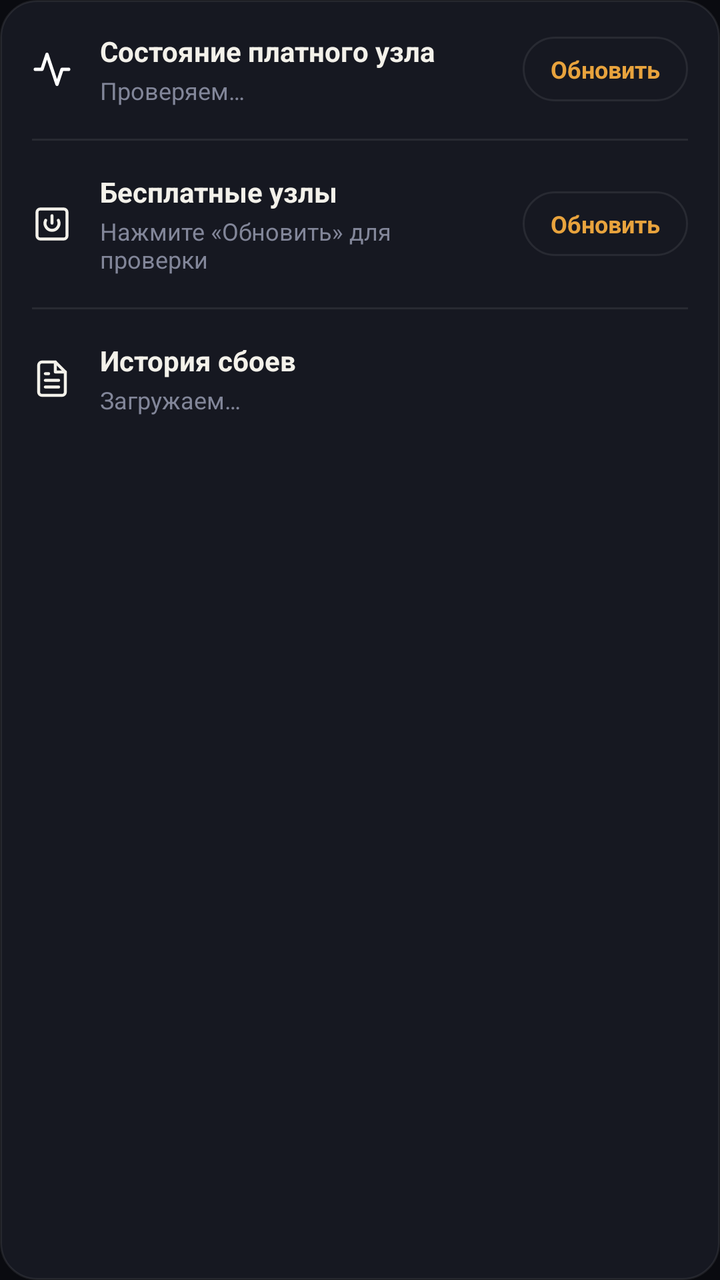
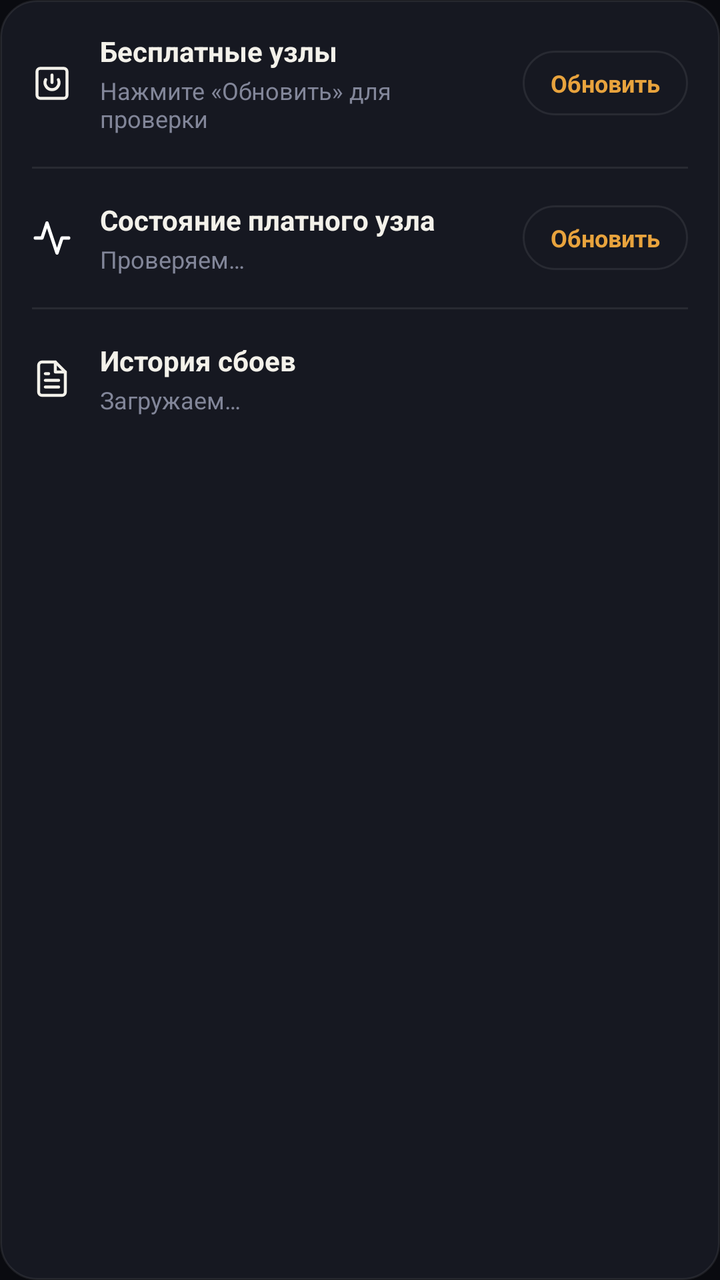

An Android layout rendered at two revisions. The XML below is the earlier revision; the diff shows what the commit changed to produce the second picture.
<!-- AndroidManifest.xml: application theme Theme.Mirage -->
<!-- res/layout/card_node_status.xml -->
<?xml version="1.0" encoding="utf-8"?>
<LinearLayout xmlns:android="http://schemas.android.com/apk/res/android"
    android:id="@+id/cardNodeStatus"
    android:layout_width="match_parent"
    android:layout_height="wrap_content"
    android:layout_marginStart="20dp"
    android:layout_marginEnd="20dp"
    android:layout_marginBottom="12dp"
    android:background="@drawable/bg_card"
    android:orientation="vertical">

    <LinearLayout
        android:layout_width="match_parent"
        android:layout_height="wrap_content"
        android:gravity="center_vertical"
        android:orientation="horizontal"
        android:padding="16dp">

        <ImageView
            android:id="@+id/ivNodeStatusIcon"
            android:layout_width="20dp"
            android:layout_height="20dp"
            android:layout_marginEnd="14dp"
            android:contentDescription="@null"
            android:src="@drawable/ic_pulse" />

        <LinearLayout
            android:layout_width="0dp"
            android:layout_height="wrap_content"
            android:layout_weight="1"
            android:orientation="vertical">

            <TextView
                android:id="@+id/tvNodeStatusTitle"
                android:layout_width="wrap_content"
                android:layout_height="wrap_content"
                android:text="@string/node_status_title"
                android:textColor="@color/ink"
                android:textSize="14sp"
                android:textStyle="bold" />

            <TextView
                android:id="@+id/tvNodeStatusState"
                android:layout_width="wrap_content"
                android:layout_height="wrap_content"
                android:layout_marginTop="2dp"
                android:text="@string/node_status_checking"
                android:textColor="@color/ink_faint"
                android:textSize="12sp" />
        </LinearLayout>

        <TextView
            android:id="@+id/tvNodeStatusAction"
            android:layout_width="wrap_content"
            android:layout_height="wrap_content"
            android:layout_marginStart="12dp"
            android:background="@drawable/bg_pill"
            android:clickable="true"
            android:focusable="true"
            android:paddingStart="14dp"
            android:paddingTop="8dp"
            android:paddingEnd="14dp"
            android:paddingBottom="8dp"
            android:text="@string/node_status_refresh"
            android:textColor="@color/accent"
            android:textSize="12sp"
            android:textStyle="bold" />
    </LinearLayout>

    <View
        android:layout_width="match_parent"
        android:layout_height="1dp"
        android:layout_marginStart="16dp"
        android:layout_marginEnd="16dp"
        android:background="@color/card_stroke" />

    <LinearLayout
        android:layout_width="match_parent"
        android:layout_height="wrap_content"
        android:gravity="center_vertical"
        android:orientation="horizontal"
        android:padding="16dp">

        <ImageView
            android:id="@+id/ivFreeNodesIcon"
            android:layout_width="20dp"
            android:layout_height="20dp"
            android:layout_marginEnd="14dp"
            android:contentDescription="@null"
            android:src="@drawable/ic_tile" />

        <LinearLayout
            android:layout_width="0dp"
            android:layout_height="wrap_content"
            android:layout_weight="1"
            android:orientation="vertical">

            <TextView
                android:id="@+id/tvFreeNodesTitle"
                android:layout_width="wrap_content"
                android:layout_height="wrap_content"
                android:text="@string/free_nodes_title"
                android:textColor="@color/ink"
                android:textSize="14sp"
                android:textStyle="bold" />

            <TextView
                android:id="@+id/tvFreeNodesState"
                android:layout_width="wrap_content"
                android:layout_height="wrap_content"
                android:layout_marginTop="2dp"
                android:text="@string/free_nodes_tap_to_check"
                android:textColor="@color/ink_faint"
                android:textSize="12sp" />
        </LinearLayout>

        <TextView
            android:id="@+id/tvFreeNodesAction"
            android:layout_width="wrap_content"
            android:layout_height="wrap_content"
            android:layout_marginStart="12dp"
            android:background="@drawable/bg_pill"
            android:clickable="true"
            android:focusable="true"
            android:paddingStart="14dp"
            android:paddingTop="8dp"
            android:paddingEnd="14dp"
            android:paddingBottom="8dp"
            android:text="@string/node_status_refresh"
            android:textColor="@color/accent"
            android:textSize="12sp"
            android:textStyle="bold" />
    </LinearLayout>

    <View
        android:layout_width="match_parent"
        android:layout_height="1dp"
        android:layout_marginStart="16dp"
        android:layout_marginEnd="16dp"
        android:background="@color/card_stroke" />

    <LinearLayout
        android:id="@+id/rowNodeHistory"
        android:layout_width="match_parent"
        android:layout_height="wrap_content"
        android:background="@android:color/transparent"
        android:clickable="true"
        android:focusable="true"
        android:gravity="center_vertical"
        android:orientation="horizontal"
        android:padding="16dp">

        <ImageView
            android:id="@+id/ivNodeHistoryIcon"
            android:layout_width="20dp"
            android:layout_height="20dp"
            android:layout_marginEnd="14dp"
            android:contentDescription="@null"
            android:src="@drawable/ic_file_text" />

        <LinearLayout
            android:layout_width="0dp"
            android:layout_height="wrap_content"
            android:layout_weight="1"
            android:orientation="vertical">

            <TextView
                android:id="@+id/tvNodeHistoryTitle"
                android:layout_width="wrap_content"
                android:layout_height="wrap_content"
                android:text="@string/node_history_title"
                android:textColor="@color/ink"
                android:textSize="14sp"
                android:textStyle="bold" />

            <TextView
                android:id="@+id/tvNodeHistory"
                android:layout_width="wrap_content"
                android:layout_height="wrap_content"
                android:layout_marginTop="2dp"
                android:text="@string/node_history_checking"
                android:textColor="@color/ink_faint"
                android:textSize="12sp" />
        </LinearLayout>
    </LinearLayout>
</LinearLayout>
<!-- resources referenced by this layout -->
<resources>
  <color name="accent">#E8A33D</color>
  <color name="card_stroke">#14FFFFFF</color>
  <color name="ink">#F3F1EA</color>
  <color name="ink_faint">#828699</color>
  <!-- drawable bg_card (drawable) -->
  <?xml version="1.0" encoding="utf-8"?>
  <shape xmlns:android="http://schemas.android.com/apk/res/android"
      android:shape="rectangle">
      <corners android:radius="18dp" />
      <solid android:color="@color/card" />
      <stroke
          android:width="1dp"
          android:color="@color/card_stroke" />
  </shape>
  <!-- drawable bg_pill (drawable) -->
  <?xml version="1.0" encoding="utf-8"?>
  <shape xmlns:android="http://schemas.android.com/apk/res/android"
      android:shape="rectangle">
      <corners android:radius="30dp" />
      <solid android:color="@color/card" />
      <stroke
          android:width="1dp"
          android:color="@color/card_stroke" />
  </shape>
  <!-- drawable ic_pulse (drawable) -->
  <vector xmlns:android="http://schemas.android.com/apk/res/android"
      android:width="24dp"
      android:height="24dp"
      android:viewportWidth="24"
      android:viewportHeight="24">
      <path
          android:fillColor="#00000000"
          android:pathData="M22,12h-4l-3,9L9,3l-3,9H2"
          android:strokeColor="#FFFFFF"
          android:strokeLineCap="round"
          android:strokeLineJoin="round"
          android:strokeWidth="2" />
  </vector>
  <!-- drawable ic_tile (drawable) -->
  <vector xmlns:android="http://schemas.android.com/apk/res/android"
      android:width="20dp"
      android:height="20dp"
      android:viewportWidth="24"
      android:viewportHeight="24">
      <path
          android:strokeColor="@color/ink"
          android:strokeWidth="1.8"
          android:strokeLineCap="round"
          android:strokeLineJoin="round"
          android:pathData="M5,3h14a2,2 0 0,1 2,2v14a2,2 0 0,1 -2,2H5a2,2 0 0,1 -2,-2V5a2,2 0 0,1 2,-2z" />
      <path
          android:strokeColor="@color/ink"
          android:strokeWidth="1.8"
          android:strokeLineCap="round"
          android:strokeLineJoin="round"
          android:pathData="M12,7v4.5 M8.2,9.8a4.2,4.2 0 1,0 7.6,0" />
  </vector>
  <string name="free_nodes_tap_to_check">Нажмите «Обновить» для проверки</string>
  <string name="free_nodes_title">Бесплатные узлы</string>
  <string name="node_history_checking">Загружаем…</string>
  <string name="node_history_title">История сбоев</string>
  <string name="node_status_checking">Проверяем…</string>
  <string name="node_status_refresh">Обновить</string>
  <string name="node_status_title">Состояние платного узла</string>
  <style name="Theme.Mirage" parent="Theme.Material3.Dark.NoActionBar">
          <item name="android:windowBackground">@color/bg</item>
          <item name="android:statusBarColor">@color/bg</item>
          <item name="android:navigationBarColor">@color/bg</item>
          <item name="android:windowLightStatusBar">false</item>
          <item name="colorPrimary">@color/amber</item>
          <item name="colorSecondary">@color/amber_deep</item>
          <item name="colorSurface">@color/card</item>
          <item name="colorOnSurface">@color/ink</item>
      </style>
  <color name="card">#161821</color>
  <color name="bg">#0A0B10</color>
  <color name="amber">#E8A33D</color>
  <color name="amber_deep">#C9722A</color>
  <!-- unchanged entries left out for length: 1 -->
</resources>

<!-- the commit's change to res/layout/card_node_status.xml (unified diff, before → after) -->
@@ -8,6 +8,71 @@
     android:layout_marginBottom="12dp"
     android:background="@drawable/bg_card"
     android:orientation="vertical">
+
+    <LinearLayout
+        android:layout_width="match_parent"
+        android:layout_height="wrap_content"
+        android:gravity="center_vertical"
+        android:orientation="horizontal"
+        android:padding="16dp">
+
+        <ImageView
+            android:id="@+id/ivFreeNodesIcon"
+            android:layout_width="20dp"
+            android:layout_height="20dp"
+            android:layout_marginEnd="14dp"
+            android:contentDescription="@null"
+            android:src="@drawable/ic_tile" />
+
+        <LinearLayout
+            android:layout_width="0dp"
+            android:layout_height="wrap_content"
+            android:layout_weight="1"
+            android:orientation="vertical">
+
+            <TextView
+                android:id="@+id/tvFreeNodesTitle"
+                android:layout_width="wrap_content"
+                android:layout_height="wrap_content"
+                android:text="@string/free_nodes_title"
+                android:textColor="@color/ink"
+                android:textSize="14sp"
+                android:textStyle="bold" />
+
+            <TextView
+                android:id="@+id/tvFreeNodesState"
+                android:layout_width="wrap_content"
+                android:layout_height="wrap_content"
+                android:layout_marginTop="2dp"
+                android:text="@string/free_nodes_tap_to_check"
+                android:textColor="@color/ink_faint"
+                android:textSize="12sp" />
+        </LinearLayout>
+
+        <TextView
+            android:id="@+id/tvFreeNodesAction"
+            android:layout_width="wrap_content"
+            android:layout_height="wrap_content"
+            android:layout_marginStart="12dp"
+            android:background="@drawable/bg_pill"
+            android:clickable="true"
+            android:focusable="true"
+            android:paddingStart="14dp"
+            android:paddingTop="8dp"
+            android:paddingEnd="14dp"
+            android:paddingBottom="8dp"
+            android:text="@string/node_status_refresh"
+            android:textColor="@color/accent"
+            android:textSize="12sp"
+            android:textStyle="bold" />
+    </LinearLayout>
+
+    <View
+        android:layout_width="match_parent"
+        android:layout_height="1dp"
+        android:layout_marginStart="16dp"
+        android:layout_marginEnd="16dp"
+        android:background="@color/card_stroke" />
 
     <LinearLayout
         android:layout_width="match_parent"
@@ -51,71 +116,6 @@
 
         <TextView
             android:id="@+id/tvNodeStatusAction"
-            android:layout_width="wrap_content"
-            android:layout_height="wrap_content"
-            android:layout_marginStart="12dp"
-            android:background="@drawable/bg_pill"
-            android:clickable="true"
-            android:focusable="true"
-            android:paddingStart="14dp"
-            android:paddingTop="8dp"
-            android:paddingEnd="14dp"
-            android:paddingBottom="8dp"
-            android:text="@string/node_status_refresh"
-            android:textColor="@color/accent"
-            android:textSize="12sp"
-            android:textStyle="bold" />
-    </LinearLayout>
-
-    <View
-        android:layout_width="match_parent"
-        android:layout_height="1dp"
-        android:layout_marginStart="16dp"
-        android:layout_marginEnd="16dp"
-        android:background="@color/card_stroke" />
-
-    <LinearLayout
-        android:layout_width="match_parent"
-        android:layout_height="wrap_content"
-        android:gravity="center_vertical"
-        android:orientation="horizontal"
-        android:padding="16dp">
-
-        <ImageView
-            android:id="@+id/ivFreeNodesIcon"
-            android:layout_width="20dp"
-            android:layout_height="20dp"
-            android:layout_marginEnd="14dp"
-            android:contentDescription="@null"
-            android:src="@drawable/ic_tile" />
-
-        <LinearLayout
-            android:layout_width="0dp"
-            android:layout_height="wrap_content"
-            android:layout_weight="1"
-            android:orientation="vertical">
-
-            <TextView
-                android:id="@+id/tvFreeNodesTitle"
-                android:layout_width="wrap_content"
-                android:layout_height="wrap_content"
-                android:text="@string/free_nodes_title"
-                android:textColor="@color/ink"
-                android:textSize="14sp"
-                android:textStyle="bold" />
-
-            <TextView
-                android:id="@+id/tvFreeNodesState"
-                android:layout_width="wrap_content"
-                android:layout_height="wrap_content"
-                android:layout_marginTop="2dp"
-                android:text="@string/free_nodes_tap_to_check"
-                android:textColor="@color/ink_faint"
-                android:textSize="12sp" />
-        </LinearLayout>
-
-        <TextView
-            android:id="@+id/tvFreeNodesAction"
             android:layout_width="wrap_content"
             android:layout_height="wrap_content"
             android:layout_marginStart="12dp"
